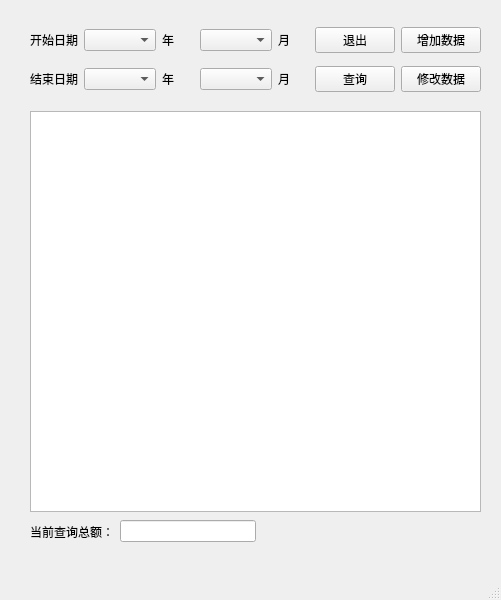
Old version of the form combobox.ui in the repository LitMons/Revenue-statistics.
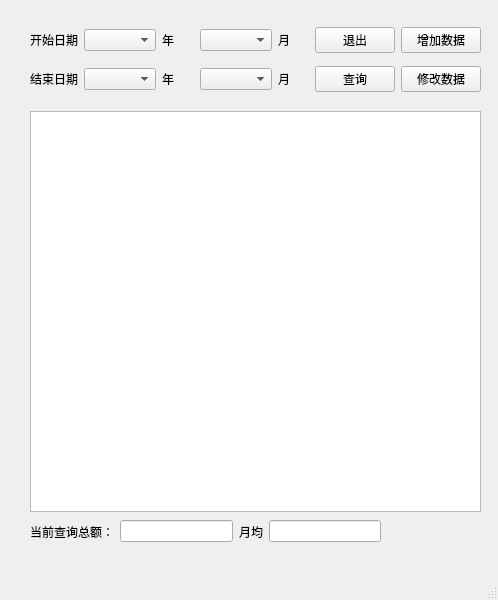
New version of the form.

Commit message: 界面更新

```diff
--- a/combobox.ui
+++ b/combobox.ui
@@ -6,7 +6,7 @@
    <rect>
     <x>0</x>
     <y>0</y>
-    <width>501</width>
+    <width>498</width>
     <height>600</height>
    </rect>
   </property>
@@ -113,7 +113,7 @@
      <rect>
       <x>30</x>
       <y>520</y>
-      <width>226</width>
+      <width>351</width>
       <height>23</height>
      </rect>
     </property>
@@ -128,6 +128,16 @@
      <item>
       <widget class="QLineEdit" name="lineEdit"/>
      </item>
+     <item>
+      <widget class="QLabel" name="label_8">
+       <property name="text">
+        <string>月均</string>
+       </property>
+      </widget>
+     </item>
+     <item>
+      <widget class="QLineEdit" name="lineEdit_2"/>
+     </item>
     </layout>
    </widget>
    <widget class="QTableView" name="tableView">
```
Left out of the diff: 2 changed lines with no effect on the pictures. The commit also changes 1 other file.
